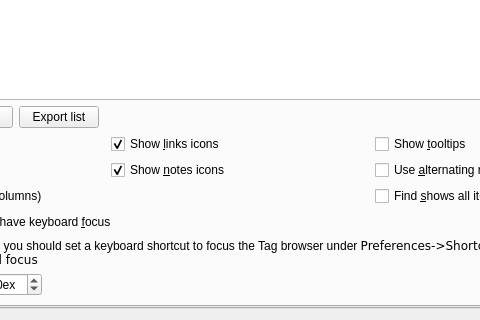
Old version of the form src/calibre/gui2/preferences/look_feel.ui in the repository kovidgoyal/calibre; both pictures show x 439 to 919 and y 471 to 791 of the 1096 by 791 pixel window.
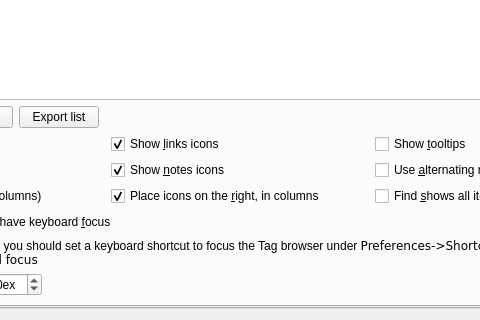
New version of the form. The open tabs and pages were chosen to show the change. Icons and pictures are not drawn. Custom widgets are drawn as their Qt base class.

Commit message: Two changes related to the icons in tag browser: 1) Add the capability to show the icons next to the text, unaligned. Set via an option in look&feel. This change required recording the icon position on a per-item basis instead of a per-category basis. 2) Add the possibility of keyboard shortcuts to "show counts" and "show average rating" so they are the same as the show icons ones.

What changed in the file:
```diff
--- a/src/calibre/gui2/preferences/look_feel.ui
+++ b/src/calibre/gui2/preferences/look_feel.ui
@@ -1370,6 +1370,21 @@
             </property>
            </widget>
           </item>
+          <item row="2" column="1">
+           <widget class="QCheckBox" name="opt_icons_on_right_in_tag_browser">
+            <property name="text">
+             <string>Place icons on the &amp;right, in columns</string>
+            </property>
+            <property name="toolTip">
+             <string>If checked the notes and links icons will be placed at the right, after
+the count and in columns. If unchecked, the icons will be placed immediately after the text,
+to the left of the count and not in columns.</string>
+            </property>
+            <property name="checked">
+             <bool>true</bool>
+            </property>
+           </widget>
+          </item>
           <item row="2" column="2">
            <widget class="QCheckBox" name="opt_tag_browser_always_autocollapse">
             <property name="toolTip">
```
The commit also changes 4 other files.
